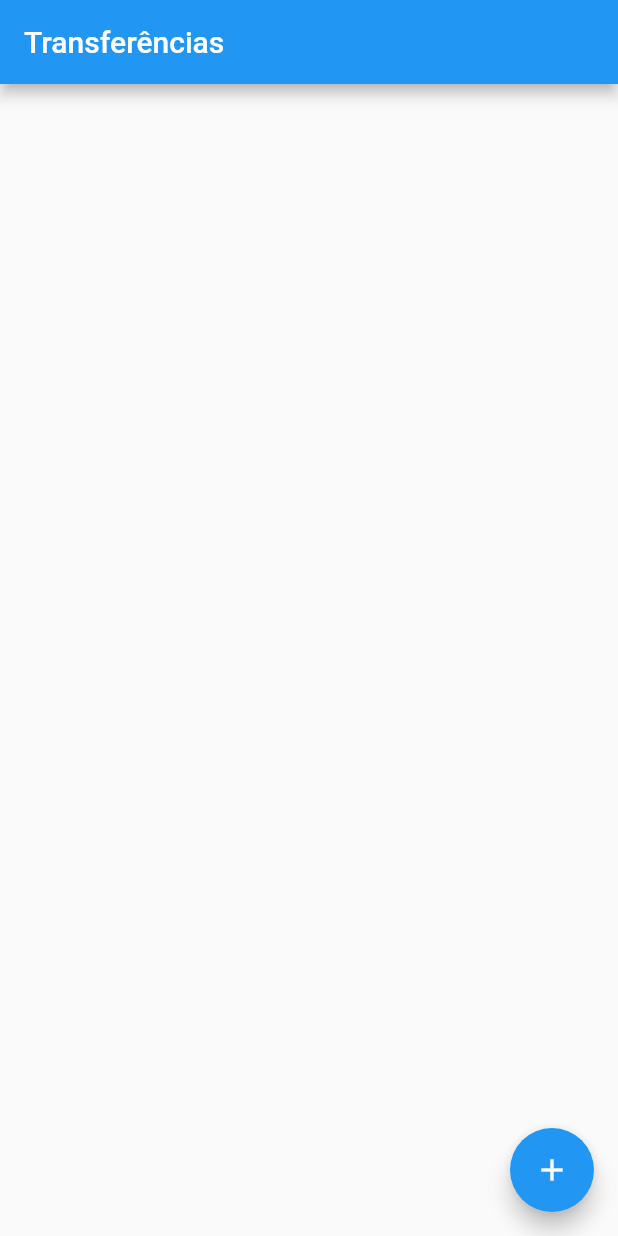
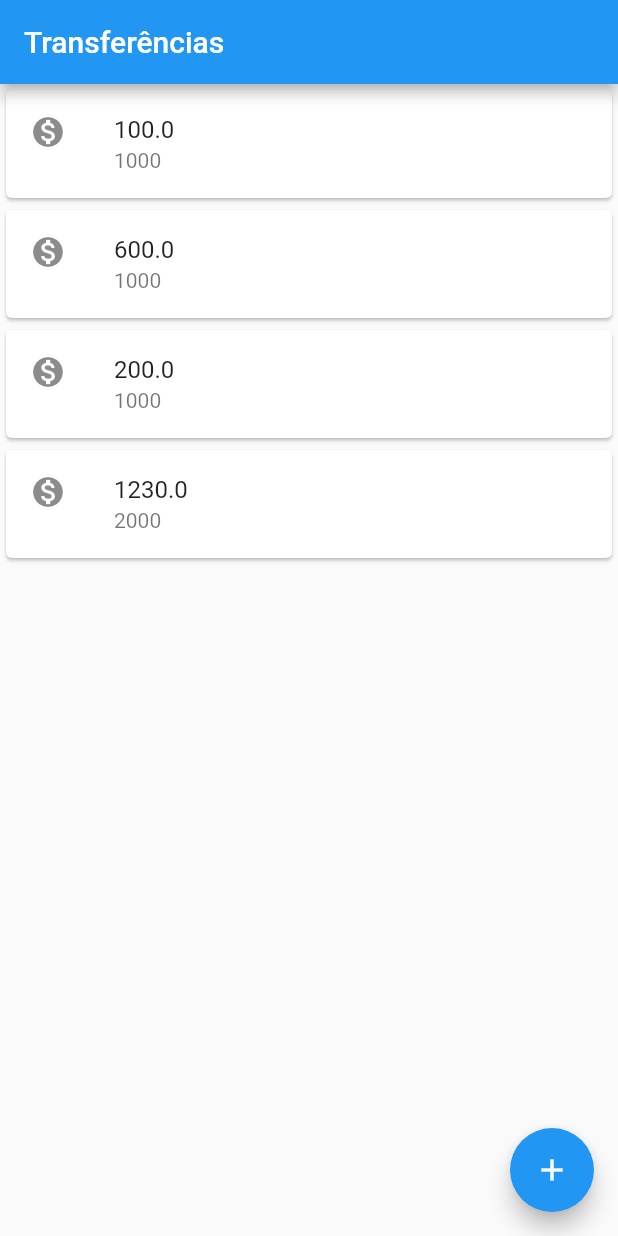
Before and after one commit to felipemarinhodev/Bytebank, a Flutter app: the screen it shows after launch, on a phone screen of 412 x 824 dp. Run offline on Flutter 3.47's test engine with Material 2 defaults, Android fonts, the phone set to English and light mode, and no system bars.

Commit message:
Refactoring view

```diff
--- a/lib/main.dart
+++ b/lib/main.dart
@@ -3,10 +3,49 @@ import 'package:flutter/material.dart';
 void main() => runApp(
   MaterialApp(
     home: Scaffold(
+      body: ListaTransferencia(),
       appBar: AppBar(title: Text('Transferências'),),
       floatingActionButton: FloatingActionButton(
         child: Icon(Icons.add),
       ),
     ),
-  )
+  ),
 );
+
+class ListaTransferencia extends StatelessWidget {
+
+  @override
+  Widget build(BuildContext context) {
+
+    return Column(
+      children: <Widget>[
+        ItemTransferencia(Transferencia(100.0, 1000)),
+        ItemTransferencia(Transferencia(600.0, 1000)),
+        ItemTransferencia(Transferencia(200.0, 1000)),
+        ItemTransferencia(Transferencia(1230.0, 2000)),
+      ],
+    );
+  }
+}
+
+class ItemTransferencia extends StatelessWidget {
+  final Transferencia _transferencia;
+
+  ItemTransferencia(this._transferencia);
+  @override
+  Widget build(BuildContext context) {
+    return Card(
+      child: ListTile(
+        leading: Icon(Icons.monetization_on),
+        title: Text(_transferencia.valor.toString()),
+        subtitle : Text(_transferencia.numeroConta.toString()),
+      ),
+    );
+  }
+}
+
+class Transferencia {
+  final double valor;
+  final int numeroConta;
+  Transferencia(this.valor, this.numeroConta);
+}
```
